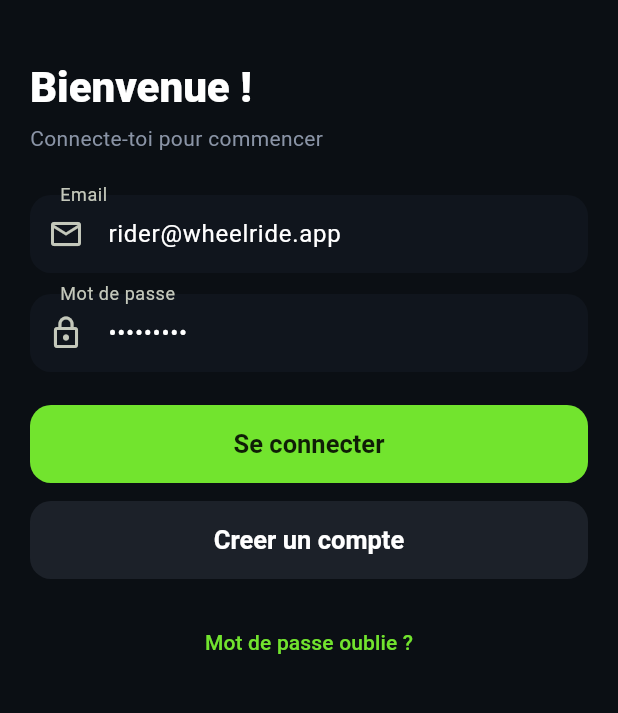
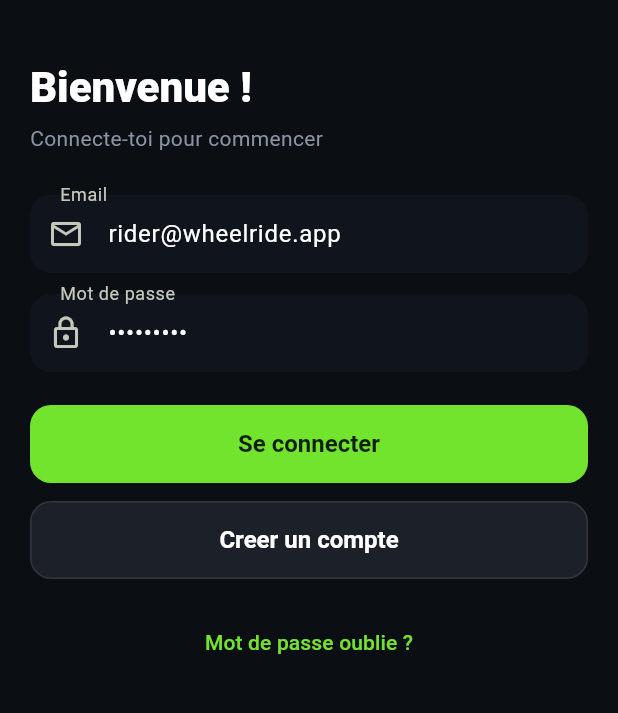
Before and after one commit to cedricpierre/Wheelride, a Flutter app: the screen it shows after launch, on a phone screen of 412 x 824 dp, the part 111-824 px from its top. Run offline on Flutter 3.47's test engine with Material 3 defaults, Android fonts, the phone set to English and light mode, and no system bars; our stand-ins replace flutter_dotenv, flutter_map, flutter_riverpod, geolocator, go_router, latlong2 and 3 more; missing offline and left inert: mobile_scanner; accounts and stored records are empty.

Commit message:
Refactor theme and UI components for improved consistency and usability
- Updated app_theme.dart to introduce new radius constants and refined button styles for better visual consistency.
- Replaced Cupertino icons with custom AppIcons in home_screen.dart and live_ride_screen.dart for a cohesive design.
- Enhanced action button implementations in action_buttons.dart to utilize a new _NeutralButton widget for cleaner code.
- Modified adaptive_sheets.dart to use Material dialogs and bottom sheets, improving the overall user experience.
- Adjusted GlassPanel widget in glass_panel.dart for better styling and opacity settings.

```diff
--- a/lib/core/theme/app_theme.dart
+++ b/lib/core/theme/app_theme.dart
@@ -1,4 +1,3 @@
-import 'package:flutter/cupertino.dart';
 import 'package:flutter/material.dart';
 
 class AppTheme {
@@ -7,37 +6,22 @@ class AppTheme {
   static const panel = Color(0xFF151A22);
   static const muted = Color(0xFF8A94A6);
   static const sheet = Color(0xFF1C2129);
+  static const radius = 14.0;
+  static const radiusLg = 20.0;
 
   static ThemeData dark() {
-    const platform = TargetPlatform.iOS;
-    final base = ThemeData(
-      brightness: Brightness.dark,
-      platform: platform,
-      useMaterial3: true,
-    );
+    final base = ThemeData.dark(useMaterial3: true);
 
     return base.copyWith(
       scaffoldBackgroundColor: ink,
       splashFactory: NoSplash.splashFactory,
       highlightColor: Colors.transparent,
+      hoverColor: Colors.transparent,
       colorScheme: ColorScheme.fromSeed(
         seedColor: neon,
         brightness: Brightness.dark,
         primary: neon,
         surface: panel,
-      ),
-      cupertinoOverrideTheme: const CupertinoThemeData(
-        primaryColor: neon,
-        barBackgroundColor: panel,
-        scaffoldBackgroundColor: ink,
-        brightness: Brightness.dark,
-      ),
-      pageTransitionsTheme: const PageTransitionsTheme(
-        builders: {
-          TargetPlatform.android: CupertinoPageTransitionsBuilder(),
-          TargetPlatform.iOS: CupertinoPageTransitionsBuilder(),
-          TargetPlatform.macOS: CupertinoPageTransitionsBuilder(),
-        },
       ),
       appBarTheme: const AppBarTheme(
         backgroundColor: ink,
@@ -55,8 +39,8 @@ class AppTheme {
         color: panel,
         elevation: 0,
         shape: RoundedRectangleBorder(
-          borderRadius: BorderRadius.circular(20),
-          side: BorderSide(color: Colors.white.withValues(alpha: 0.06)),
+          borderRadius: BorderRadius.circular(radiusLg),
+          side: BorderSide(color: Colors.white.withValues(alpha: 0.08)),
         ),
       ),
       dividerTheme: DividerThemeData(
@@ -71,15 +55,15 @@ class AppTheme {
           vertical: 14,
         ),
         border: OutlineInputBorder(
-          borderRadius: BorderRadius.circular(14),
+          borderRadius: BorderRadius.circular(radius),
           borderSide: BorderSide.none,
         ),
         enabledBorder: OutlineInputBorder(
-          borderRadius: BorderRadius.circular(14),
+          borderRadius: BorderRadius.circular(radius),
           borderSide: BorderSide.none,
         ),
         focusedBorder: OutlineInputBorder(
-          borderRadius: BorderRadius.circular(14),
+          borderRadius: BorderRadius.circular(radius),
           borderSide: const BorderSide(color: neon, width: 1.5),
         ),
       ),
@@ -91,11 +75,11 @@ class AppTheme {
           shadowColor: Colors.transparent,
           minimumSize: const Size.fromHeight(52),
           shape: RoundedRectangleBorder(
-            borderRadius: BorderRadius.circular(14),
+            borderRadius: BorderRadius.circular(radius),
           ),
           textStyle: const TextStyle(
             fontWeight: FontWeight.w600,
-            fontSize: 17,
+            fontSize: 16,
           ),
         ),
       ),
@@ -106,12 +90,20 @@ class AppTheme {
           minimumSize: const Size.fromHeight(52),
           side: BorderSide(color: Colors.white.withValues(alpha: 0.12)),
           shape: RoundedRectangleBorder(
-            borderRadius: BorderRadius.circular(14),
+            borderRadius: BorderRadius.circular(radius),
           ),
           textStyle: const TextStyle(
             fontWeight: FontWeight.w600,
-            fontSize: 17,
+            fontSize: 16,
           ),
+        ),
+      ),
+      dialogTheme: DialogThemeData(
+        backgroundColor: panel,
+        elevation: 0,
+        shape: RoundedRectangleBorder(
+          borderRadius: BorderRadius.circular(radiusLg),
+          side: BorderSide(color: Colors.white.withValues(alpha: 0.08)),
         ),
       ),
       textTheme: base.textTheme.apply(
--- a/lib/shared/widgets/action_buttons.dart
+++ b/lib/shared/widgets/action_buttons.dart
@@ -1,4 +1,3 @@
-import 'package:flutter/cupertino.dart';
 import 'package:flutter/material.dart';
 
 import '../../core/theme/app_theme.dart';
@@ -17,39 +16,12 @@ class PrimaryActionButton extends StatelessWidget {
 
   @override
   Widget build(BuildContext context) {
-    final child = icon == null
-        ? Text(label)
-        : Row(
-            mainAxisAlignment: MainAxisAlignment.center,
-            mainAxisSize: MainAxisSize.min,
-            children: [
-              Icon(icon, size: 20),
-              const SizedBox(width: 8),
-              Text(label),
-            ],
-          );
-
-    return SizedBox(
-      width: double.infinity,
-      height: 52,
-      child: CupertinoButton.filled(
-        padding: EdgeInsets.zero,
-        borderRadius: BorderRadius.circular(14),
-        color: AppTheme.neon,
-        disabledColor: AppTheme.neon.withValues(alpha: 0.4),
-        onPressed: onPressed,
-        child: DefaultTextStyle(
-          style: const TextStyle(
-            color: Colors.black87,
-            fontWeight: FontWeight.w600,
-            fontSize: 17,
-          ),
-          child: IconTheme(
-            data: const IconThemeData(color: Colors.black87, size: 20),
-            child: child,
-          ),
-        ),
-      ),
+    return _NeutralButton(
+      label: label,
+      icon: icon,
+      onPressed: onPressed,
+      backgroundColor: AppTheme.neon,
+      foregroundColor: Colors.black87,
     );
   }
 }
@@ -68,6 +40,36 @@ class SecondaryActionButton extends StatelessWidget {
 
   @override
   Widget build(BuildContext context) {
+    return _NeutralButton(
+      label: label,
+      icon: icon,
+      onPressed: onPressed,
+      backgroundColor: const Color(0xFF1C2129),
+      foregroundColor: Colors.white,
+      borderSide: BorderSide(color: Colors.white.withValues(alpha: 0.1)),
+    );
+  }
+}
+
+class _NeutralButton extends StatelessWidget {
+  const _NeutralButton({
+    required this.label,
+    required this.onPressed,
+    required this.backgroundColor,
+    required this.foregroundColor,
+    this.icon,
+    this.borderSide = BorderSide.none,
+  });
+
+  final String label;
+  final VoidCallback? onPressed;
+  final IconData? icon;
+  final Color backgroundColor;
+  final Color foregroundColor;
+  final BorderSide borderSide;
+
+  @override
+  Widget build(BuildContext context) {
     final child = icon == null
         ? Text(label)
         : Row(
@@ -83,21 +85,27 @@ class SecondaryActionButton extends StatelessWidget {
     return SizedBox(
       width: double.infinity,
       height: 52,
-      child: CupertinoButton(
-        padding: EdgeInsets.zero,
-        borderRadius: BorderRadius.circular(14),
-        color: const Color(0xFF1C2129),
-        disabledColor: const Color(0xFF1C2129).withValues(alpha: 0.5),
-        onPressed: onPressed,
-        child: DefaultTextStyle(
-          style: const TextStyle(
-            color: Colors.white,
-            fontWeight: FontWeight.w600,
-            fontSize: 17,
-          ),
-          child: IconTheme(
-            data: const IconThemeData(color: Colors.white, size: 20),
-            child: child,
+      child: Material(
+        color: onPressed == null
+            ? backgroundColor.withValues(alpha: 0.45)
+            : backgroundColor,
+        shape: RoundedRectangleBorder(
+          borderRadius: BorderRadius.circular(AppTheme.radius),
+          side: borderSide,
+        ),
+        child: InkWell(
+          onTap: onPressed,
+          borderRadius: BorderRadius.circular(AppTheme.radius),
+          child: DefaultTextStyle(
+            style: TextStyle(
+              color: foregroundColor,
+              fontWeight: FontWeight.w600,
+              fontSize: 16,
+            ),
+            child: IconTheme(
+              data: IconThemeData(color: foregroundColor, size: 20),
+              child: Center(child: child),
+            ),
           ),
         ),
       ),
```
Also changed, not shown: lib/core/theme/app_icons.dart (added, +19 -0 lines), lib/features/rides/screens/home_screen.dart (+5 -5 lines), lib/features/rides/screens/live_ride_screen.dart (+48 -47 lines), lib/shared/widgets/adaptive_sheets.dart (+119 -37 lines), lib/shared/widgets/app_back_button.dart (+7 -6 lines), lib/shared/widgets/app_tap.dart (added, +24 -0 lines), lib/shared/widgets/glass_panel.dart (+12 -16 lines).
